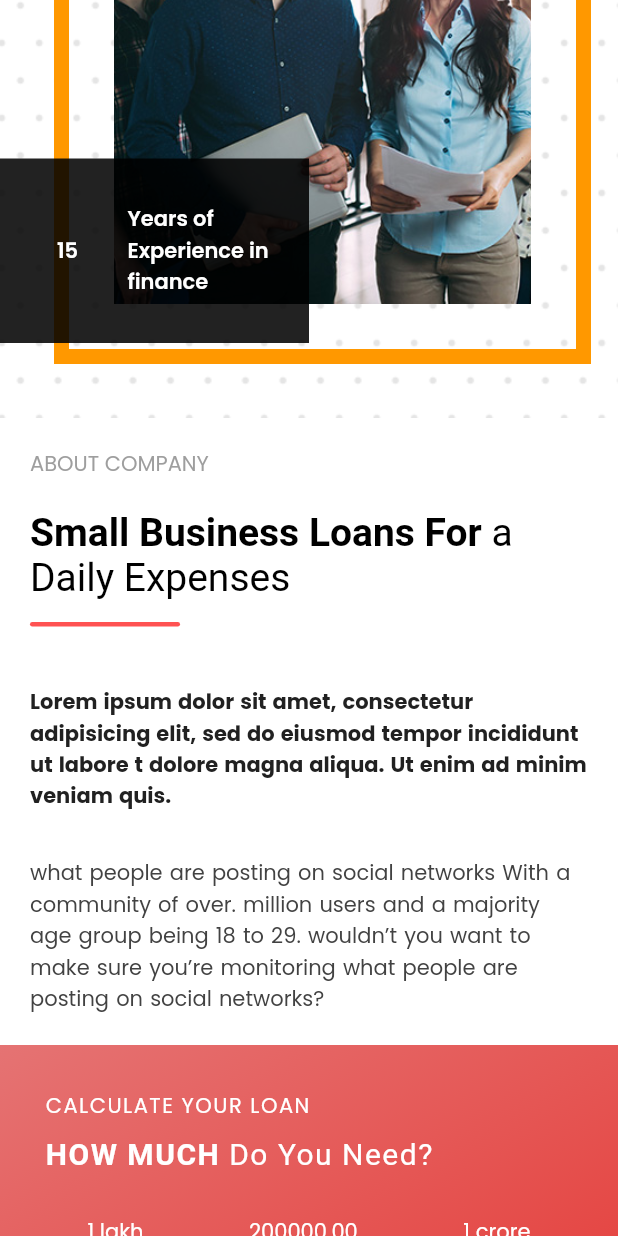
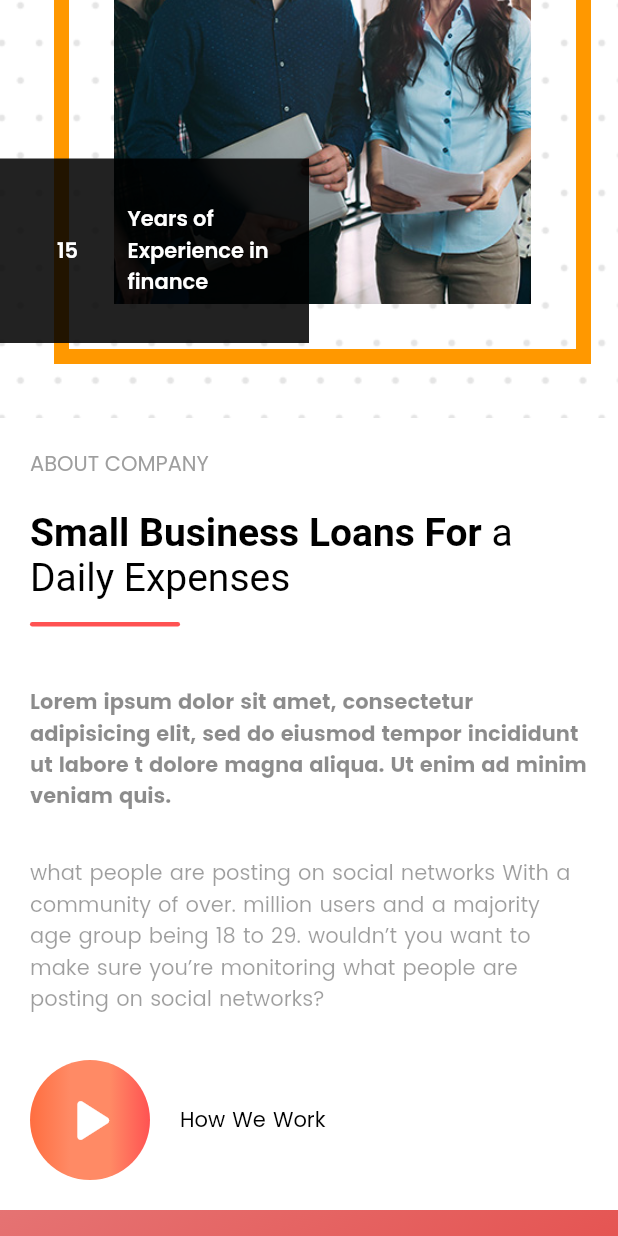
Before and after one commit to rounakraj03/loan-flutter, a Flutter app: the screen it shows after launch, scrolled down 576 dp, on a phone screen of 412 x 824 dp. Run offline on Flutter 3.47's test engine with Material 2 defaults, Android fonts, the phone set to English and light mode, and no system bars; our stand-ins replace dio, google_fonts, visibility_detector.

Commit message:
create our Services Widget

```diff
--- a/lib/widgets/customElevatedButton.dart
+++ b/lib/widgets/customElevatedButton.dart
@@ -31,6 +31,11 @@ class _CustomElevatedButtonState extends State<CustomElevatedButton> {
           isHovering = true;
         });
       },
+      onTapCancel: () {
+        setState(() {
+          isHovering = false;
+        });
+      },
       onTapUp: (details){
         setState(() {
           isHovering = false;
@@ -51,3 +56,60 @@ class _CustomElevatedButtonState extends State<CustomElevatedButton> {
     );
   }
 }
+
+class CustomCircularElevatedButton extends StatefulWidget {
+  Widget child;
+  VoidCallback onPressed;
+  CustomCircularElevatedButton({super.key, required this.child, required this.onPressed});
+
+  @override
+  State<CustomCircularElevatedButton> createState() => _CustomCircularElevatedButtonState();
+}
+
+class _CustomCircularElevatedButtonState extends State<CustomCircularElevatedButton> {
+
+  List<Color> onHoverGradient = [Colors.redAccent.shade200,Colors.redAccent.shade200,Colors.redAccent.shade200,Colors.redAccent.shade200];
+  List<Color> onNonHoverGradient = [Colors.deepOrangeAccent,Colors.deepOrange.shade300,Colors.deepOrange.shade300,Colors.redAccent.shade200];
+  bool isHovering = false;
+  @override
+  Widget build(BuildContext context) {
+    return InkWell(
+      focusColor: Colors.transparent,
+      hoverColor: Colors.transparent,
+      splashColor: Colors.transparent,
+      highlightColor: Colors.transparent,
+      onHover: (value) {
+        setState(() {
+          isHovering = value;
+        });
+      },
+      onTapCancel: () {
+        setState(() {
+          isHovering = false;
+        });
+      },
+      onTapDown: (details){
+        setState(() {
+          isHovering = true;
+        });
+      },
+      onTapUp: (details){
+        setState(() {
+          isHovering = false;
+        });
+      },
+      child: AnimatedContainer(
+        duration: Duration(milliseconds: 300),
+        width: 80,
+        height: 80,
+        decoration: BoxDecoration(
+          shape: BoxShape.circle,
+            gradient: LinearGradient(
+                colors: isHovering ? onHoverGradient : onNonHoverGradient,
+            )
+        ),
+        child: Center(child: widget.child),
+      ),
+    );
+  }
+}
--- a/lib/widgets/homeWidgets.dart
+++ b/lib/widgets/homeWidgets.dart
@@ -311,9 +311,19 @@ class HomeThreeWidget extends StatelessWidget {
               UnderLineWidget(height: 3, width: 100,),
               SizedBox(height: 30,),
 
-              Text("Lorem ipsum dolor sit amet, consectetur adipisicing elit, sed do eiusmod tempor incididunt ut labore t dolore magna aliqua. Ut enim ad minim veniam quis.", style: TextStyle(color: Colors.grey.shade900, wordSpacing: 1, fontWeight: FontWeight.w700),),
+              Text("Lorem ipsum dolor sit amet, consectetur adipisicing elit, sed do eiusmod tempor incididunt ut labore t dolore magna aliqua. Ut enim ad minim veniam quis.", style: TextStyle(color: Colors.black45, wordSpacing: 1, fontWeight: FontWeight.w700),),
               SizedBox(height: 30,),
-              Text("what people are posting on social networks With a community of over. million users and a majority age group being 18 to 29. wouldn’t you want to make sure you’re monitoring what people are posting on social networks?", style: TextStyle(color: Colors.grey.shade800, wordSpacing: 1),)
+              Text("what people are posting on social networks With a community of over. million users and a majority age group being 18 to 29. wouldn’t you want to make sure you’re monitoring what people are posting on social networks?", style: TextStyle(color: Colors.black38, wordSpacing: 1),),
+              SizedBox(height: 30,),
+              Row(
+                mainAxisAlignment: MainAxisAlignment.start,
+                children: [
+                  CustomCircularElevatedButton(child: Icon(Icons.play_arrow_rounded, color: Colors.white, size: 50,), onPressed: (){}),
+                  SizedBox(width: 20,),
+                  Text("How We Work", style: TextStyle(wordSpacing: 1, color: Colors.black),)
+                ],
+              )
+
             ],
 
           ),
```
